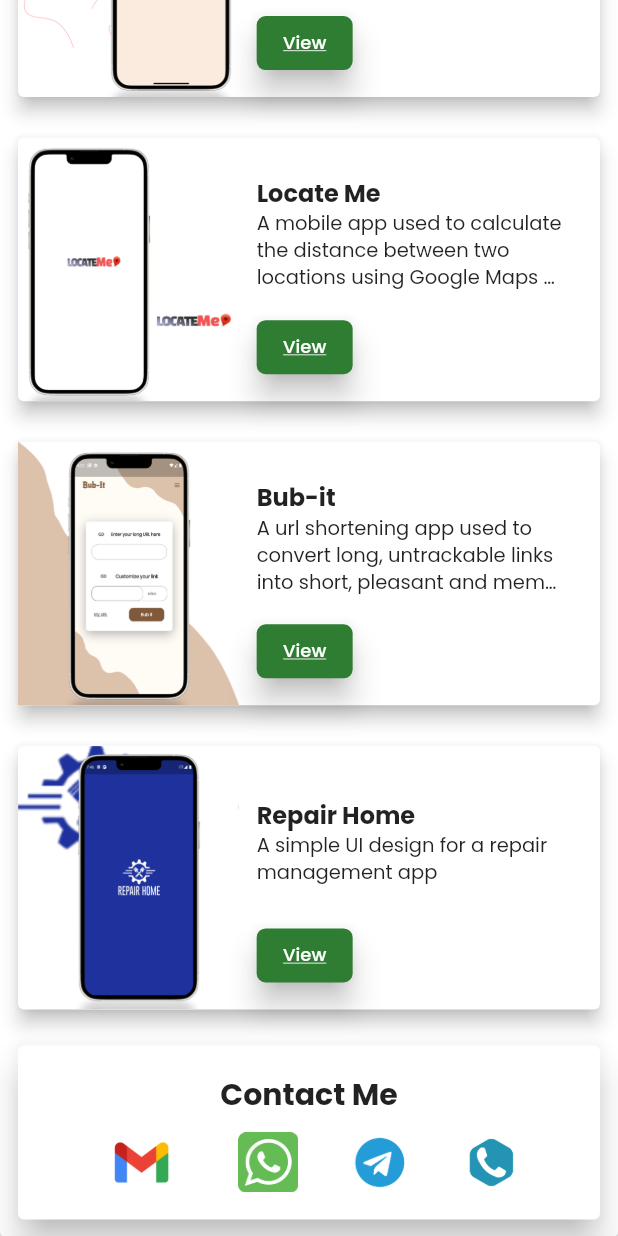
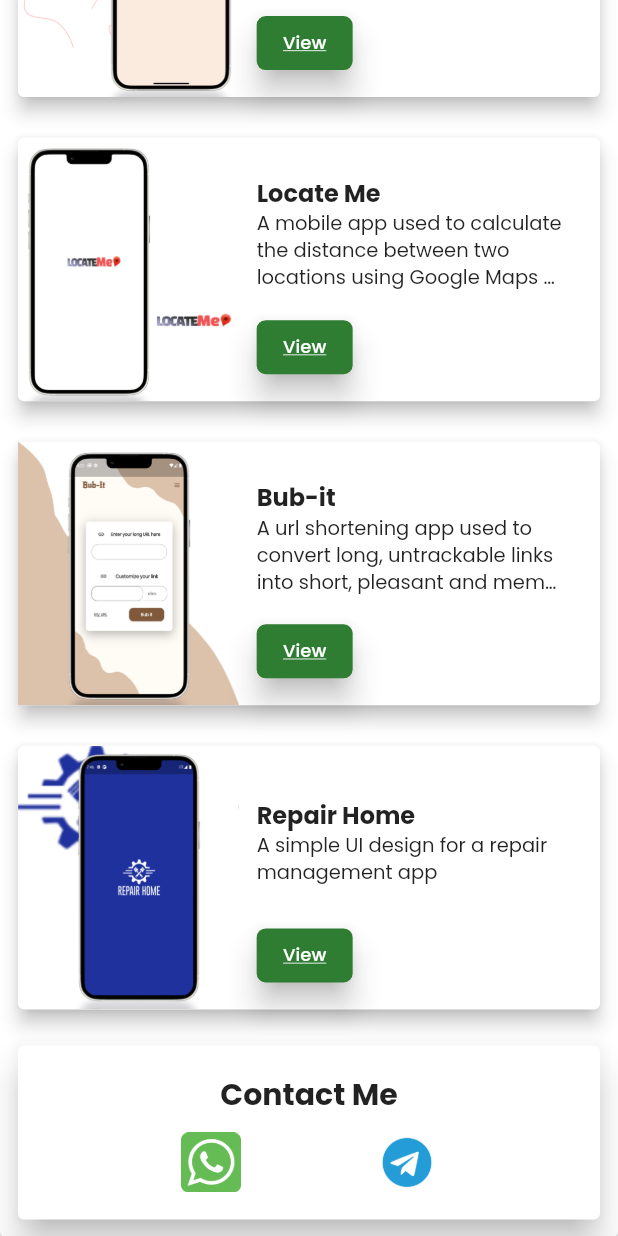
Before and after one commit to MJdugule/myresumeapp, a Flutter app: the screen it shows after launch, scrolled down 2232 dp, on a phone screen of 412 x 824 dp. Run offline on Flutter 3.47's test engine with Material 2 defaults, Android fonts, the phone set to English and light mode, and no system bars; drawn by our look-alikes of animated_text_kit; our stand-ins replace flutter_screenutil, google_fonts, percent_indicator, simple_animations.

Commit message:
social media account

```diff
--- a/lib/Section/contact.dart
+++ b/lib/Section/contact.dart
@@ -32,26 +32,22 @@ class _ContactMeState extends State<ContactMe> {
                     Row(
                       mainAxisAlignment: MainAxisAlignment.spaceEvenly,
                       children: [
-  Column(
-                      children: [
-                        InkWell(
-                          onTap: () async{
-                            String email = Uri.encodeComponent("morkaj360@gmail.com");
-                    String subject = Uri.encodeComponent("Hello Joshua");
-                    String body = Uri.encodeComponent("");
-                 //output: Hello%20Flutter
-                    Uri mail = Uri.parse("mailto:$email?subject=$subject&body=$body");
-                    if (await launchUrl(mail)) {
-                        //email app opened
-                    }else{
-                        //email app is not opened
-                    }
-                },
+  // InkWell(
+  //   onTap: () async{
+  //     String email = Uri.encodeComponent("morkaj360@gmail.com");
+  //                   String subject = Uri.encodeComponent("Hello Joshua");
+  //                   String body = Uri.encodeComponent("");
+  //                //output: Hello%20Flutter
+  //                   Uri mail = Uri.parse("mailto:$email?subject=$subject&body=$body");
+  //                   if (await launchUrl(mail)) {
+  // //email app opened
+  //                   }else{
 
-                          child: Image.asset('assets/gmail.png', height: 40.sm,)),
-                        // Text('morkaj360@gmail.com',style: GoogleFonts.poppins(fontSize: 7, fontWeight: FontWeight.w400, color: Colors.black),),
-                      ],
-                    ),
+  // //email app is not opened
+  //                   }
+  //               },
+
+  //   child: Image.asset('assets/gmail.png', height: 40.sm,)),
                     Column(
                       children: [
                         InkWell(
@@ -74,22 +70,18 @@ class _ContactMeState extends State<ContactMe> {
                        throw 'Could not launch page';
                      }
                        },
-                       child: Image.asset('assets/telegram.png', height: 40.sm,)),   Column(
-                      children: [
-                        InkWell(
-                          onTap: () async{
+                       child: Image.asset('assets/telegram.png', height: 40.sm,)),
+    //                    InkWell(
+    //                      onTap: () async{
 
-                            Uri url = Uri(scheme: "tel", path: "+2348130652995");
-    if (await canLaunchUrl(url)) {
-      await launchUrl(url);
-    } else {
-       print("Can't open dial pad.");
-    }
-                          },
-                          child: Image.asset('assets/phone.jpg', height: 40.sm,)),
-                        // Text('+2348130652995',style: GoogleFonts.poppins(fontSize: 15, fontWeight: FontWeight.w400, color: Colors.black),),
-                      ],
-                    ),
+    //                        Uri url = Uri(scheme: "tel", path: "+2348130652995");
+    // if (await canLaunchUrl(url)) {
+    //   await launchUrl(url);
+    // } else {
+    //    print("Can't open dial pad.");
+    // }
+    //                      },
+    //                      child: Image.asset('assets/phone.jpg', height: 40.sm,)),
                       ],
                     )
 
--- a/lib/Section/landing.dart
+++ b/lib/Section/landing.dart
@@ -3,7 +3,6 @@ import 'package:flutter/material.dart';
 import 'package:flutter/src/foundation/key.dart';
 import 'package:flutter/src/widgets/framework.dart';
 import 'package:flutter_screenutil/flutter_screenutil.dart';
-import 'package:transparent_image/transparent_image.dart';
 
 
 class LandingScreen extends StatefulWidget {
```
